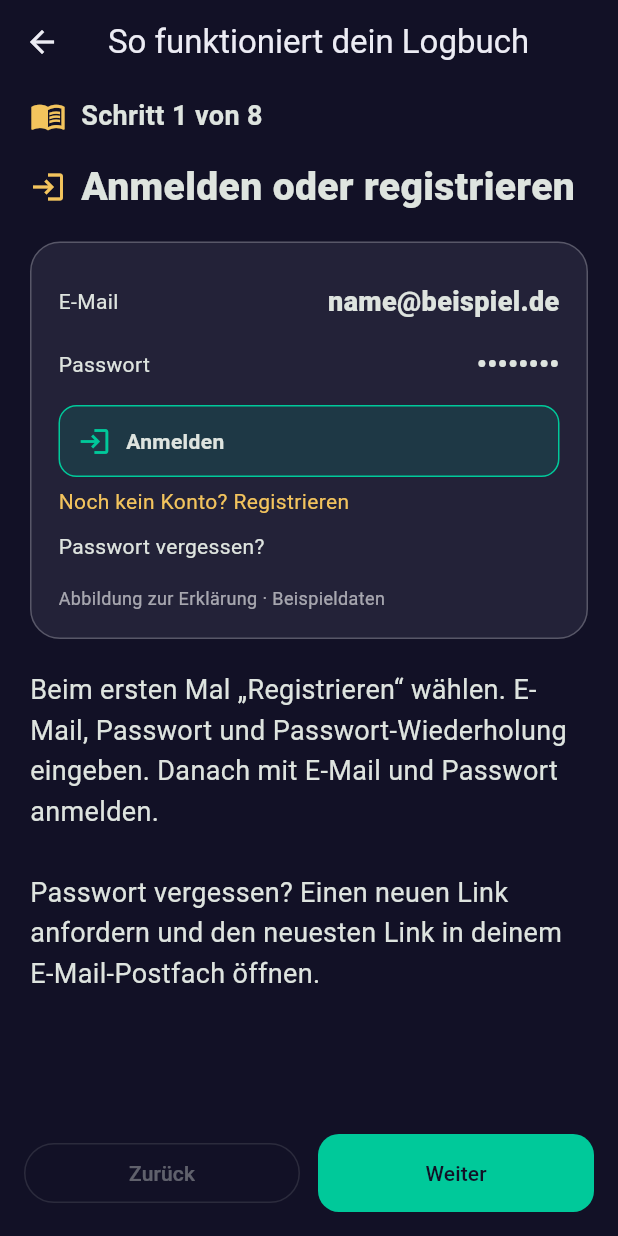
After one commit to Rezatajali/taxi-logbook, a Flutter app: the HelpScreen screen opened directly, on a phone screen of 412 x 824 dp. The commit adds this screen. Run offline on Flutter 3.47's test engine with Material 3 defaults, Android fonts, the phone set to English and light mode, and no system bars; our stand-ins replace cloud_firestore, firebase_auth, firebase_core, shared_preferences; accounts and stored records are empty.

Commit message:
Add an illustrated German guide to the logbook

```diff
--- a/lib/auth_screen.dart
+++ b/lib/auth_screen.dart
@@ -1,5 +1,6 @@
 import 'package:flutter/material.dart';
 import 'auth_service.dart';
+import 'help_screen.dart';
 import 'store.dart';
 
 class AuthGate extends StatefulWidget {
@@ -194,6 +195,9 @@ class _LoginScreenState extends State<LoginScreen> {
             TextButton(onPressed: busy ? null : () => changeMode(
               mode == LoginMode.login ? LoginMode.register : LoginMode.login),
               child: Text(mode == LoginMode.login ? 'Noch kein Konto? Registrieren' : 'Zur Anmeldung')),
+            TextButton.icon(onPressed: busy ? null : () => Navigator.push(context,
+              MaterialPageRoute<void>(builder: (_) => const HelpScreen())),
+              icon: const Icon(Icons.help_outline), label: const Text('Hilfe · Anleitung')),
             const Divider(height: 32),
             TextButton(onPressed: busy ? null : widget.onLocal,
               child: const Text('Lokale Vorschau / bisherige Einträge')),
--- /dev/null
+++ b/lib/help_screen.dart
@@ -0,0 +1,179 @@
+import 'package:flutter/material.dart';
+
+class _GuideStep {
+  const _GuideStep(this.title, this.text, this.icon);
+  final String title;
+  final String text;
+  final IconData icon;
+}
+
+const _steps = [
+  _GuideStep('Anmelden oder registrieren',
+    'Beim ersten Mal „Registrieren“ wählen. E-Mail, Passwort und Passwort-Wiederholung eingeben. Danach mit E-Mail und Passwort anmelden.\n\nPasswort vergessen? Einen neuen Link anfordern und den neuesten Link in deinem E-Mail-Postfach öffnen.', Icons.login),
+  _GuideStep('Home: Dein Tag auf einen Blick',
+    'Hier siehst du den heutigen Umsatz, die Bar-Einnahmen und deine Fahrten.\n\nZum Erfassen einer neuen Fahrt unten auf „Schichten“ tippen.', Icons.space_dashboard_outlined),
+  _GuideStep('Schichten: Den Tag auswählen',
+    'Mit den Pfeilen den Tag wechseln oder auf das große Datum tippen.\n\n„Fahrt erfassen“ gibt es nur auf dieser Seite. Eine neue Fahrt wird dem ausgewählten Tag zugeordnet.', Icons.calendar_month_outlined),
+  _GuideStep('Eine Fahrt erfassen',
+    'Nur Ziffern tippen: 2270 wird zu 22,70 €. Für 22 Euro 2200 eingeben.\n\nNeben dem Betrag die Art wählen: Bar, Uber, Karte, Rechnung, Bolt oder FREENOW. Datum und Uhrzeit lassen sich getrennt ändern. Zum Schluss „Fahrt speichern“ tippen.', Icons.add_circle_outline),
+  _GuideStep('Fahrten bearbeiten oder löschen',
+    'Jede Fahrt bleibt ein eigener Eintrag. Mit „Bearbeiten“ den Betrag oder die Angaben ändern und erneut speichern.\n\n„Löschen“ entfernt nur diese Fahrt nach deiner Bestätigung. Kilometer, Notiz und weitere Angaben sind optional.', Icons.edit_outlined),
+  _GuideStep('Monat: Umsatz und Diagramm',
+    'Mit den Pfeilen den Monat auswählen. Hier findest du den Gesamtumsatz, Bar-Einnahmen und den Durchschnitt pro Tag mit Fahrten.\n\nIm Diagramm auf einen Tag tippen, um seinen Umsatz zu sehen. €/km berücksichtigt nur Fahrten mit eingetragener Strecke.', Icons.bar_chart),
+  _GuideStep('Profil: Deine Fahrernummer',
+    'Unter „Nummer ändern“ deine eigene Nummer eintragen, zum Beispiel 267. Danach steht „Fahrer 267“ oben und bei deinen Fahrten.\n\nAngemeldete Fahrer speichern ihre Daten im eigenen Cloud-Konto. Die lokale Vorschau ist davon getrennt. Im Profil findest du auch Export und Abmelden.', Icons.badge_outlined),
+  _GuideStep('Ein Symbol auf dem Handy',
+    'iPhone: Den Link in Safari öffnen → Teilen → Zum Home-Bildschirm.\n\nAndroid: Den Link in Chrome öffnen → Dreipunkt-Menü → Installieren oder Zum Startbildschirm hinzufügen.\n\nDanach über das Symbol starten. Für diese Web-Version brauchst du keine APK und keinen App Store.', Icons.add_to_home_screen),
+];
+
+class HelpScreen extends StatefulWidget {
+  const HelpScreen({super.key});
+  @override
+  State<HelpScreen> createState() => _HelpScreenState();
+}
+
+class _HelpScreenState extends State<HelpScreen> {
+  final pages = PageController();
+  int page = 0;
+  static const green = Color(0xFF00C99A);
+  static const gold = Color(0xFFF3C45D);
+
+  @override
+  void dispose() { pages.dispose(); super.dispose(); }
+
+  Widget previewLine(String label, String value) => Padding(
+    padding: const EdgeInsets.symmetric(vertical: 8),
+    child: Row(children: [Expanded(child: Text(label)), const SizedBox(width: 8),
+      Text(value, style: const TextStyle(fontWeight: FontWeight.w800, fontSize: 18))]),
+  );
+
+  Widget previewButton(String label, {IconData icon = Icons.touch_app_outlined}) => Container(
+    margin: const EdgeInsets.symmetric(vertical: 6),
+    padding: const EdgeInsets.symmetric(horizontal: 12, vertical: 12),
+    decoration: BoxDecoration(color: green.withValues(alpha: 0.13),
+      border: Border.all(color: green), borderRadius: BorderRadius.circular(12)),
+    child: Row(children: [Icon(icon, color: green, size: 22), const SizedBox(width: 10),
+      Expanded(child: Text(label, style: const TextStyle(fontWeight: FontWeight.w700)))]),
+  );
+
+  Widget datePreview() => const Row(children: [
+    Icon(Icons.chevron_left, color: gold),
+    Expanded(child: Text('06.10.2026', textAlign: TextAlign.center,
+      style: TextStyle(fontSize: 24, fontWeight: FontWeight.w800))),
+    Icon(Icons.chevron_right, color: gold),
+  ]);
+
+  Widget illustration(int index) {
+    final children = switch (index) {
+      0 => <Widget>[
+        previewLine('E-Mail', 'name@beispiel.de'),
+        previewLine('Passwort', '••••••••'),
+        previewButton('Anmelden', icon: Icons.login),
+        const Text('Noch kein Konto? Registrieren', style: TextStyle(color: gold)),
+        const SizedBox(height: 10), const Text('Passwort vergessen?'),
+      ],
+      1 => <Widget>[
+        const Text('Umsatz heute', style: TextStyle(fontSize: 18)),
+        const SizedBox(height: 8),
+        const Text('120,00 €', style: TextStyle(fontSize: 36, fontWeight: FontWeight.w800, color: gold)),
+        previewLine('Bar', '70,00 €'), previewLine('Fahrten', '5'),
+        previewButton('Unten: Schichten', icon: Icons.local_taxi_outlined),
+      ],
+      2 => <Widget>[
+        datePreview(), const SizedBox(height: 16),
+        previewLine('Fahrer 267 · Bar', '22,70 €'),
+        previewButton('Fahrt erfassen', icon: Icons.add),
+      ],
+      3 => <Widget>[
+        const Text('Ziffern eingeben', style: TextStyle(color: gold)),
+        const SizedBox(height: 8),
+        const Text('2270 → 22,70 €', style: TextStyle(fontSize: 26, fontWeight: FontWeight.w800)),
+        previewButton('Art: Bar  ↕', icon: Icons.payments_outlined),
+        datePreview(), previewLine('Uhrzeit separat ändern', '14:37'),
+        previewButton('Fahrt speichern', icon: Icons.check),
+      ],
+      4 => <Widget>[
+        previewLine('Fahrer 267', '22,70 €'),
+        const Text('14:37 · Taxi · Bar'),
+        previewButton('Bearbeiten', icon: Icons.edit_outlined),
+        previewButton('Löschen → bestätigen', icon: Icons.delete_outline),
+        const SizedBox(height: 8), const Text('Weitere Angaben (optional)  ⌄'),
+      ],
+      5 => <Widget>[
+        const Text('‹   Oktober 2026   ›', style: TextStyle(fontSize: 22, fontWeight: FontWeight.w800)),
+        previewLine('Monatsumsatz', '1.200,00 €'),
+        previewLine('Ø Tag mit Fahrten', '120,00 €'),
+        const SizedBox(height: 12),
+        Row(crossAxisAlignment: CrossAxisAlignment.end, children: [
+          for (var i = 0; i < 4; i++) Expanded(child: Column(children: [
+            Container(width: 28, height: [40.0, 70.0, 55.0, 90.0][i],
+              decoration: BoxDecoration(color: green, borderRadius: BorderRadius.circular(5))),
+            const SizedBox(height: 6), Text('${i + 1}'),
+          ])),
+        ]),
+      ],
+      6 => <Widget>[
+        const Icon(Icons.badge_outlined, size: 44, color: green),
+        const SizedBox(height: 10),
+        const Text('Fahrer 267', style: TextStyle(fontSize: 28, fontWeight: FontWeight.w800)),
+        previewButton('Nummer ändern', icon: Icons.edit_outlined),
+        previewLine('Speicherung', 'Cloud'),
+        previewButton('Abmelden', icon: Icons.logout),
+      ],
+      _ => <Widget>[
+        previewButton('Safari → Teilen ↑', icon: Icons.ios_share),
+        previewButton('Zum Home-Bildschirm', icon: Icons.add_box_outlined),
+        const Divider(height: 28),
+        previewButton('Chrome → Menü ⋮', icon: Icons.more_vert),
+        previewButton('Installieren / Startbildschirm', icon: Icons.install_mobile),
+      ],
+    };
+    return Container(
+      width: double.infinity, padding: const EdgeInsets.all(18),
+      decoration: BoxDecoration(color: const Color(0xFF232238),
+        borderRadius: BorderRadius.circular(20), border: Border.all(color: Colors.white24)),
+      child: Column(crossAxisAlignment: CrossAxisAlignment.start, children: [
+        ...children, const SizedBox(height: 16),
+        const Text('Abbildung zur Erklärung · Beispieldaten',
+          style: TextStyle(fontSize: 12, color: Colors.white60)),
+      ]),
+    );
+  }
+
+  void go(int index) => pages.animateToPage(index,
+    duration: const Duration(milliseconds: 200), curve: Curves.easeInOut);
+
+  @override
+  Widget build(BuildContext context) => Scaffold(
+    appBar: AppBar(title: const Text('So funktioniert dein Logbuch')),
+    body: SafeArea(child: Center(child: ConstrainedBox(
+      constraints: const BoxConstraints(maxWidth: 640),
+      child: Column(children: [
+        Padding(padding: const EdgeInsets.fromLTRB(20, 8, 20, 12), child: Row(children: [
+          const Icon(Icons.menu_book_outlined, color: gold), const SizedBox(width: 10),
+          Text('Schritt ${page + 1} von ${_steps.length}',
+            style: const TextStyle(fontSize: 18, fontWeight: FontWeight.w700)),
+        ])),
+        Expanded(child: PageView.builder(controller: pages, itemCount: _steps.length,
+          onPageChanged: (value) => setState(() => page = value),
+          itemBuilder: (context, index) => SingleChildScrollView(
+            padding: const EdgeInsets.fromLTRB(20, 4, 20, 20),
+            child: Column(crossAxisAlignment: CrossAxisAlignment.start, children: [
+              Row(children: [Icon(_steps[index].icon, color: gold), const SizedBox(width: 10),
+                Expanded(child: Text(_steps[index].title, style: const TextStyle(fontSize: 26, fontWeight: FontWeight.w800)))]),
+              const SizedBox(height: 18), illustration(index), const SizedBox(height: 20),
+              Text(_steps[index].text, style: const TextStyle(fontSize: 18, height: 1.5)),
+            ]),
+          ),
+        )),
+        Padding(padding: const EdgeInsets.all(16), child: Row(children: [
+          Expanded(child: OutlinedButton(onPressed: page == 0 ? null : () => go(page - 1),
+            child: const Text('Zurück'))), const SizedBox(width: 12),
+          Expanded(child: FilledButton(onPressed: page == _steps.length - 1
+            ? () => Navigator.pop(context) : () => go(page + 1),
+            child: Text(page == _steps.length - 1 ? 'Fertig' : 'Weiter'))),
+        ])),
+      ]),
+    ))),
+  );
+}
--- a/lib/main.dart
+++ b/lib/main.dart
@@ -15,6 +15,7 @@ import 'package:shared_preferences/shared_preferences.dart';
 import 'logbook.dart';
 import 'store.dart';
 import 'currency_input.dart';
+import 'help_screen.dart';
 
 const ink = Color(0xFFECECF4);
 const accent = Color(0xFFF3C45D);
@@ -158,6 +159,9 @@ class _LogbookHomeState extends State<LogbookHome> {
                   style: const TextStyle(fontWeight: FontWeight.w800))),
             ]),
             actions: [
+              IconButton(tooltip: 'Hilfe · Anleitung', icon: const Icon(Icons.help_outline),
+                onPressed: () => Navigator.push(context,
+                  MaterialPageRoute<void>(builder: (_) => const HelpScreen()))),
               Padding(
                 padding: const EdgeInsets.only(right: 16),
                 child: Chip(
@@ -552,6 +556,11 @@ class _LogbookHomeState extends State<LogbookHome> {
 
   Widget settingsPage() => Column(crossAxisAlignment: CrossAxisAlignment.start, children: [
         title('Dein Logbuch', 'Deine Fahrernummer und dein Konto.'),
+        Card(child: ListTile(leading: const Icon(Icons.menu_book_outlined),
+          title: const Text('Hilfe · Anleitung'), subtitle: const Text('Mit Bildern Schritt für Schritt'),
+          trailing: const Icon(Icons.chevron_right),
+          onTap: () => Navigator.push(context,
+            MaterialPageRoute<void>(builder: (_) => const HelpScreen())))),
         panel('Deine Fahrernummer', Column(
           crossAxisAlignment: CrossAxisAlignment.start, children: [
             Text(widget.store.driverNumber.isEmpty ? 'Noch keine Nummer eingetragen' : widget.store.driverLabel,
```
Also changed, not shown: 1 other file.
